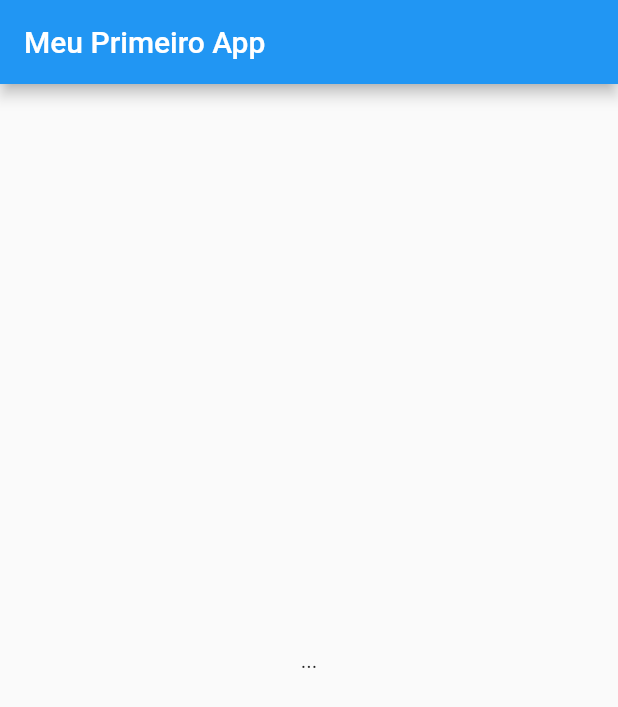
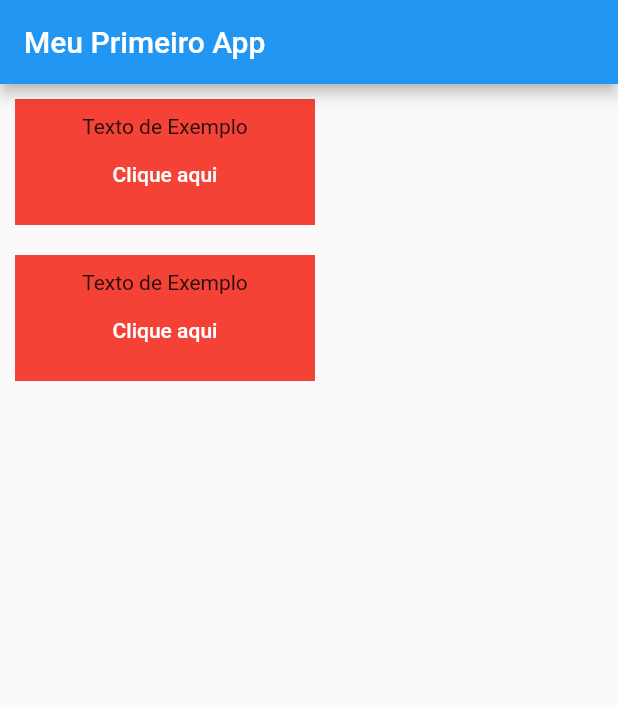
Before and after one commit to izaias1/flutter_001, a Flutter app: the screen it shows after launch, on a phone screen of 412 x 824 dp. Shown: the top 707 px of the screen. Run offline on Flutter 3.47's test engine with Material 2 defaults, Android fonts, the phone set to English and light mode, and no system bars.

Commit message:
Componentes Externos

```diff
--- a/lib/main.dart
+++ b/lib/main.dart
@@ -10,10 +10,33 @@ class MeuApp extends StatelessWidget {
         appBar: AppBar(
           title: const Text('Meu Primeiro App'),
         ),
-        body: const Center(
-          child: Text('...'),
-        ),
+        body: Column(children: [
+          Exemplo(),
+          Exemplo(),
+        ]),
       ),
     );
   }
 }
+
+class Exemplo extends StatelessWidget {
+  @override
+  Widget build(BuildContext context) {
+    return Container(
+      width: 200,
+      margin: const EdgeInsets.all(10),
+      padding: const EdgeInsets.all(10),
+      color: Colors.red,
+      child: Column(children: [
+        const Text('Texto de Exemplo'),
+        TextButton(
+          onPressed: () {},
+          child: const Text(
+            "Clique aqui",
+            style: TextStyle(color: Colors.white),
+          ),
+        ),
+      ]),
+    );
+  }
+}
```
